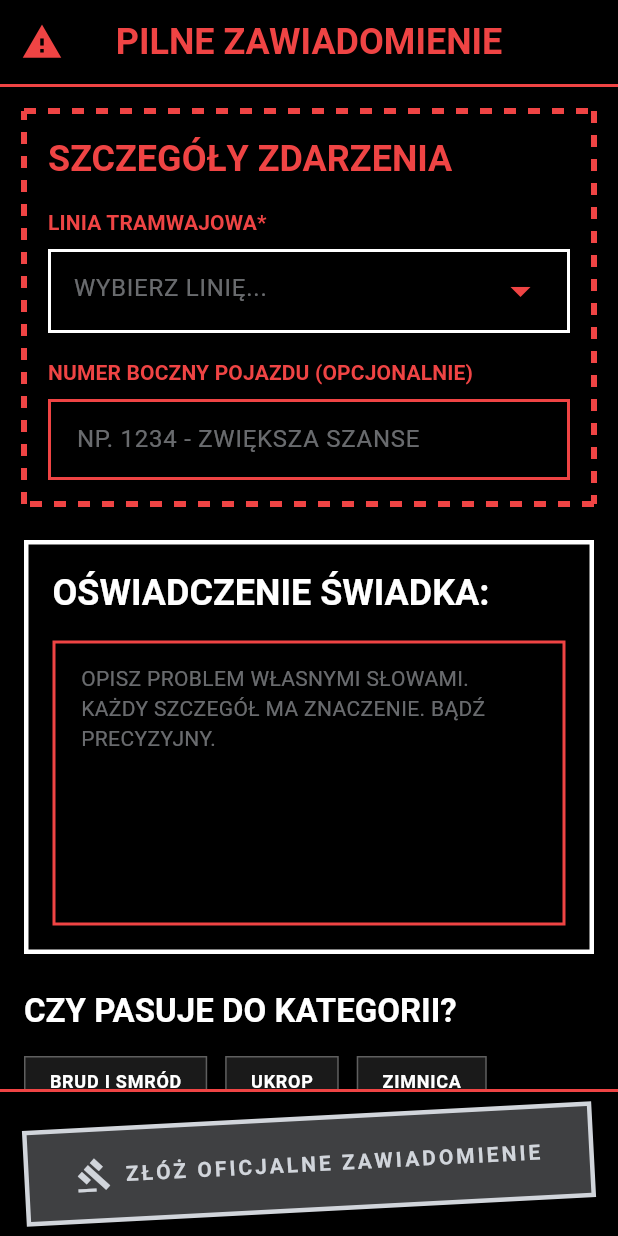
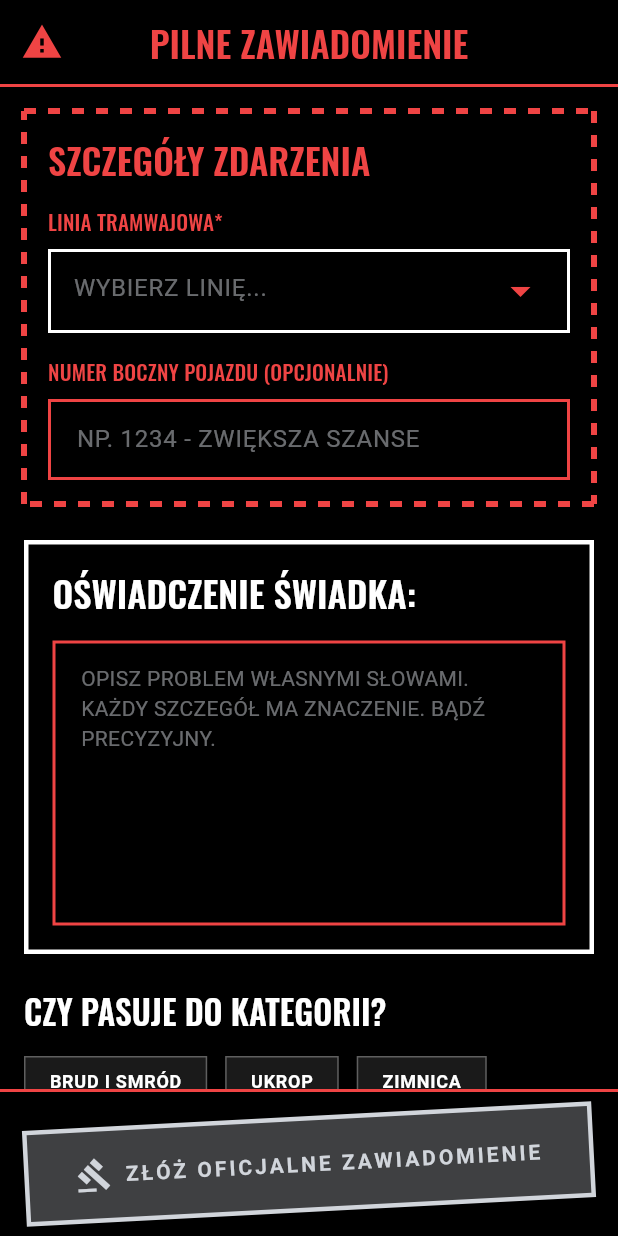
Before and after one commit to grycmat/trammageddon, a Flutter app: the AddIncidentScreen screen opened directly, on a phone screen of 412 x 824 dp. Run offline on Flutter 3.47's test engine with Material 3 defaults, Android fonts, the phone set to English and light mode, and no system bars; our stand-ins replace go_router; Roboto replaces fonts that are missing (ChivoMono).

Commit message:
Added untracked files

```diff
--- a/lib/routing/app_router.dart
+++ b/lib/routing/app_router.dart
@@ -2,7 +2,8 @@ import 'package:flutter/material.dart';
 import 'package:go_router/go_router.dart';
 import 'package:trammageddon/routing/guards/auth_guard.dart';
 import 'package:trammageddon/routing/route_names.dart';
-import 'package:trammageddon/screens/login/login_screen.dart';
+import 'package:trammageddon/screens/add_incident/add_incident.screen.dart';
+import 'package:trammageddon/screens/login/login.screen.dart';
 
 class AppRouter {
   final AuthGuard authGuard;
@@ -44,6 +45,16 @@ class AppRouter {
         ),
       ),
 
+      GoRoute(
+        path: RouteNames.addIncident,
+        name: 'addIncident',
+        pageBuilder: (context, state) => _buildBrutalistPageTransition(
+          context: context,
+          state: state,
+          child: const AddIncidentScreen(),
+        ),
+      ),
+
       // TODO: Add home route when home screen is created
       // GoRoute(
       //   path: RouteNames.home,
@@ -73,9 +84,7 @@ class AppRouter {
       context: context,
       state: state,
       child: Scaffold(
-        appBar: AppBar(
-          title: const Text('BŁĄD'),
-        ),
+        appBar: AppBar(title: const Text('BŁĄD')),
         body: Center(
           child: Column(
             mainAxisAlignment: MainAxisAlignment.center,
--- a/lib/routing/route_names.dart
+++ b/lib/routing/route_names.dart
@@ -4,6 +4,7 @@ class RouteNames {
   static const String login = '/login';
   static const String home = '/';
   static const String error = '/error';
+  static const String addIncident = '/add-incident';
 
   // Future routes (examples)
   static const String profile = '/profile';
--- a/lib/theme/theme.dart
+++ b/lib/theme/theme.dart
@@ -248,14 +248,14 @@ class AppTheme {
     ),
     displayMedium: TextStyle(
       fontFamily: 'Oswald',
-      fontWeight: FontWeight.w700,
+      fontWeight: FontWeight.w600,
       fontSize: 45,
       height: 1.16,
       letterSpacing: 0,
     ),
     displaySmall: TextStyle(
       fontFamily: 'Oswald',
-      fontWeight: FontWeight.w700,
+      fontWeight: FontWeight.w600,
       fontSize: 36,
       height: 1.22,
       letterSpacing: 0,
@@ -269,35 +269,35 @@ class AppTheme {
     ),
     headlineMedium: TextStyle(
       fontFamily: 'Oswald',
-      fontWeight: FontWeight.w700,
+      fontWeight: FontWeight.w600,
       fontSize: 28,
       height: 1.29,
       letterSpacing: 0,
     ),
     headlineSmall: TextStyle(
       fontFamily: 'Oswald',
-      fontWeight: FontWeight.w700,
+      fontWeight: FontWeight.w600,
       fontSize: 24,
       height: 1.33,
       letterSpacing: 0,
     ),
     titleLarge: TextStyle(
       fontFamily: 'Oswald',
-      fontWeight: FontWeight.w700,
+      fontWeight: FontWeight.w600,
       fontSize: 22,
       height: 1.27,
       letterSpacing: 0,
     ),
     titleMedium: TextStyle(
       fontFamily: 'Oswald',
-      fontWeight: FontWeight.w700,
+      fontWeight: FontWeight.w500,
       fontSize: 16,
       height: 1.50,
       letterSpacing: 0.15,
     ),
     titleSmall: TextStyle(
       fontFamily: 'Oswald',
-      fontWeight: FontWeight.w700,
+      fontWeight: FontWeight.w500,
       fontSize: 14,
       height: 1.43,
       letterSpacing: 0.1,
```
Also changed, not shown: pubspec.yaml (+16 -26 lines), .claude/settings.local.json, 1 other file.
